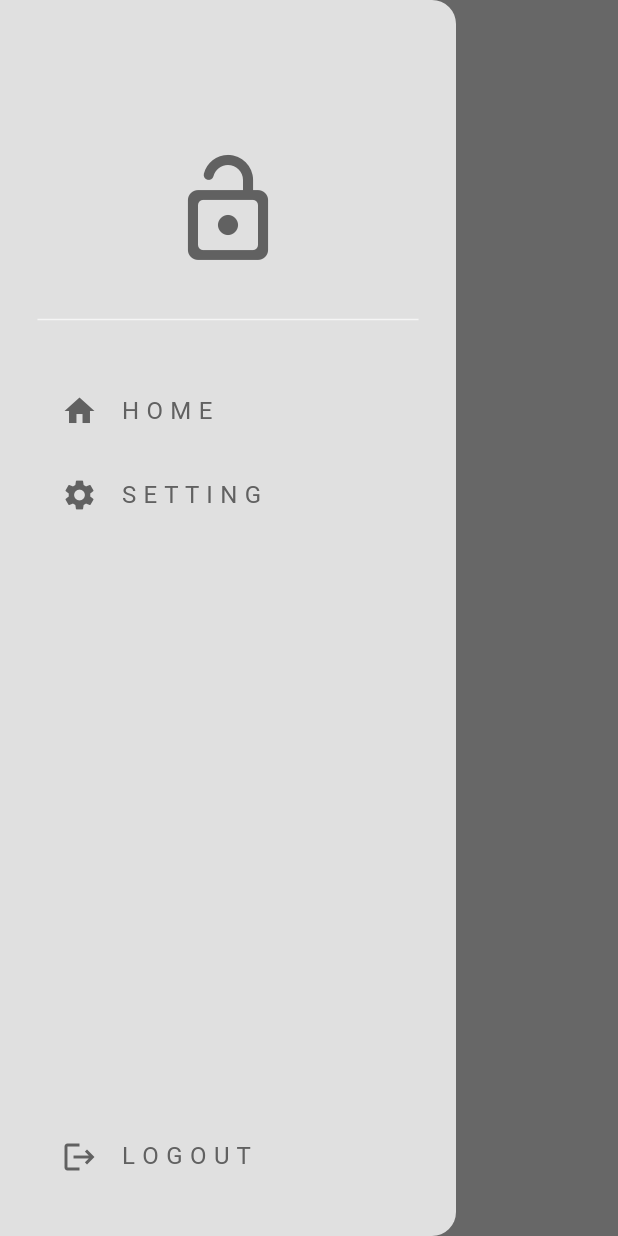
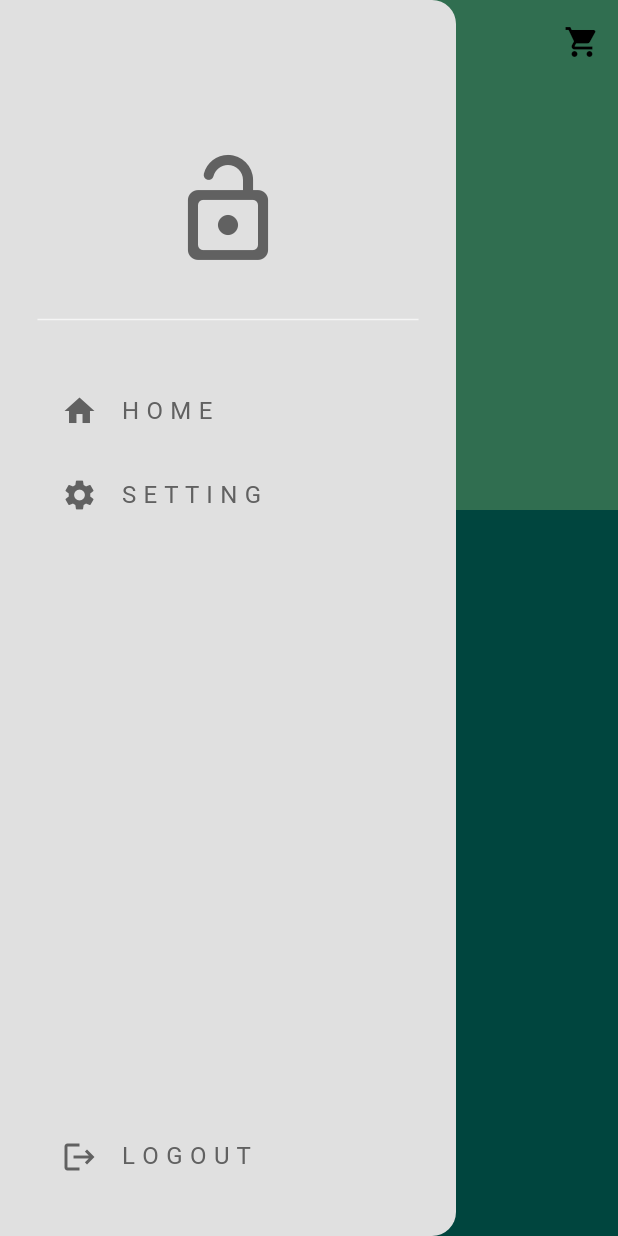
Before and after one commit to NabihUzcategui/Food-Delivery-App, a Flutter app: the HomePage screen opened directly, with the side drawer open, on a phone screen of 412 x 824 dp. Run offline on Flutter 3.47's test engine with Material 3 defaults, Android fonts, the phone set to English and light mode, and no system bars.

Commit message:
24/05|sliverAppBarr-drawerMenu

```diff
--- a/lib/components/components.dart
+++ b/lib/components/components.dart
@@ -1,6 +1,5 @@
-import 'package:flutter_food_delivery_app/components/my_drawer_tile.dart';
-
 export 'package:flutter_food_delivery_app/components/my_button.dart';
 export 'package:flutter_food_delivery_app/components/my_drawer.dart';
 export 'package:flutter_food_delivery_app/components/my_drawer_tile.dart';
+export 'package:flutter_food_delivery_app/components/my_sliver_app_bar.dart';
 export 'package:flutter_food_delivery_app/components/my_textfield.dart';
--- a/lib/pages/home_page.dart
+++ b/lib/pages/home_page.dart
@@ -13,8 +13,17 @@ class _HomePageState extends State<HomePage> {
   @override
   Widget build(BuildContext context) {
     return Scaffold(
-      appBar: AppBar(title: const Text("Home")),
-      drawer: const MyDrawer(),
-    );
+        drawer: const MyDrawer(),
+        body: NestedScrollView(
+          headerSliverBuilder: (context, innerBoxIsScrolled) => [
+            const MySliverAppBar(
+              title: Text("Title"),
+              child: Text("HOME"),
+            ),
+          ],
+          body: Container(
+            color: Colors.teal,
+          ),
+        ));
   }
 }
```
Also changed, not shown: lib/components/my_sliver_app_bar.dart (added, +38 -0 lines), lib/pages/setting_page.dart (+8 -2 lines).
